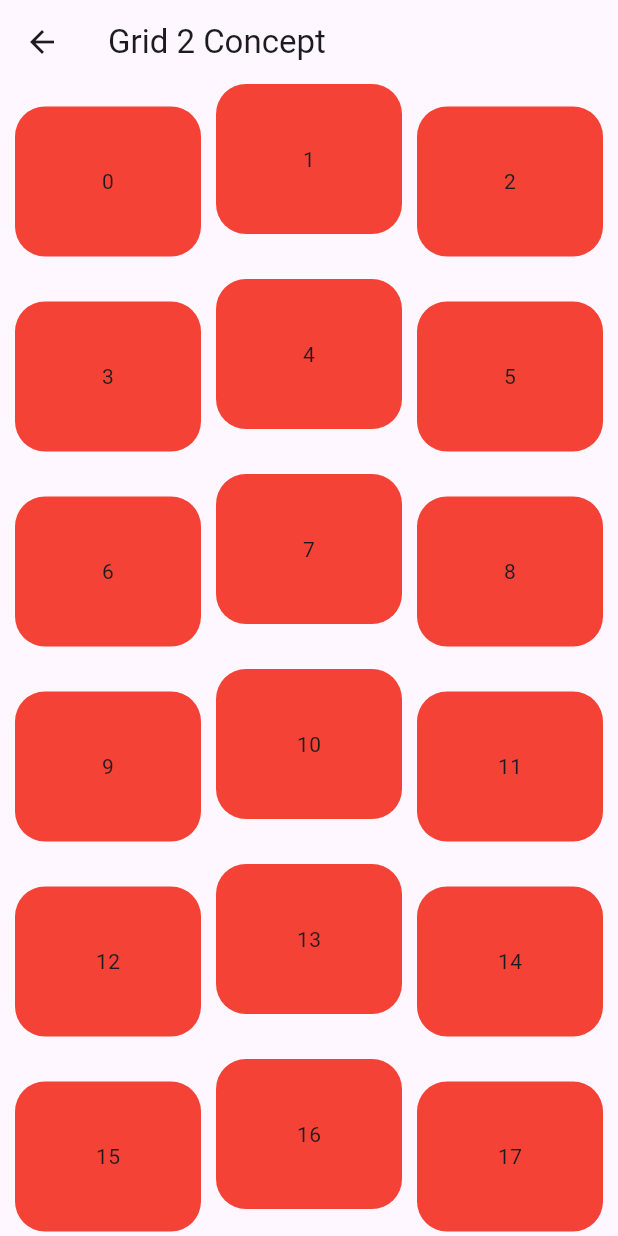
After one commit to DevAthete10/flutter_ux_ix, a Flutter app: the Grid2ConceptPage screen opened by its route, on a phone screen of 412 x 824 dp. The commit adds this screen. Run offline on Flutter 3.47's test engine with Material 3 defaults, Android fonts, the light colour scheme and no system bars; our stand-ins replace bloc, cloud_firestore, dio, firebase_core, fl_chart, flutter_bloc and 5 more; accounts and stored records are empty; generated files the repository leaves out were written again.

Commit message:
se agrego Grid a Material kit

```diff
--- a/lib/1.Presentation/pages/index_page.dart
+++ b/lib/1.Presentation/pages/index_page.dart
@@ -34,6 +34,8 @@ export 'package:flutter_full_ux_ix/1.Presentation/pages/material_kit/appbars/app
 export 'package:flutter_full_ux_ix/1.Presentation/pages/material_kit/dropdown/dropdown_1_concept.dart';
 export 'package:flutter_full_ux_ix/1.Presentation/pages/material_kit/navigatorbar/navigatorbar_1_concept.dart';
 export 'package:flutter_full_ux_ix/1.Presentation/pages/material_kit/navigatorbar/navigatorbar_2_concept.dart';
+export 'package:flutter_full_ux_ix/1.Presentation/pages/material_kit/grid/grid_1_concept_page.dart';
+export 'package:flutter_full_ux_ix/1.Presentation/pages/material_kit/grid/grid_2_concept_page.dart';
 
 // UI SCREEN
 export 'package:flutter_full_ux_ix/1.Presentation/pages/ui_screen/onboarding/onboarding_1_concept.dart';
--- a/lib/1.Presentation/pages/integration/isar/isar_page.dart
+++ b/lib/1.Presentation/pages/integration/isar/isar_page.dart
@@ -23,7 +23,7 @@ class _HttpPageState extends State<IsarPage> {
   Widget build(BuildContext context) {
     service.watchDB();
     return Scaffold(
-        appBar: AppBar(title: const Text("Todo SqFlite"),
+        appBar: AppBar(title: const Text("Notas Isar"),
         leading: IconButton(icon: const Icon(Icons.arrow_back),onPressed: () {
           Navigator.pop(context);
         },),
--- /dev/null
+++ b/lib/1.Presentation/pages/material_kit/grid/grid_2_concept_page.dart
@@ -0,0 +1,33 @@
+import 'package:flutter/material.dart';
+
+class Grid2ConceptPage extends StatelessWidget {
+  const Grid2ConceptPage({super.key});
+
+  @override
+  Widget build(BuildContext context) {
+    int posicion = 1;
+    return Scaffold(
+      appBar: AppBar(title: const Text("Grid 2 Concept"),),
+      body: Padding(
+        padding: const EdgeInsets.symmetric(horizontal: 10),
+        child: GridView.builder(
+          gridDelegate:const SliverGridDelegateWithFixedCrossAxisCount(
+            crossAxisCount: 3,
+            mainAxisExtent: 100,
+            mainAxisSpacing: 30,
+            crossAxisSpacing: 10),
+            itemCount: 21,
+            itemBuilder: (context, index) {
+               if(posicion < index){posicion = posicion+3;}
+              return Container(
+                decoration: BoxDecoration(
+                  color: Colors.red,
+                  borderRadius: BorderRadius.circular(20)
+                ),
+                transform: Matrix4.translationValues(0,(posicion != index) ?15:0, 0),
+                child: Center(child: Text("$index")),);
+            },  ),
+      ),
+    );
+  }
+}
--- a/lib/1.Presentation/routes/routes.dart
+++ b/lib/1.Presentation/routes/routes.dart
@@ -12,6 +12,8 @@ Map<String,Widget Function(BuildContext)> routes = {
   "dropdown_1_concept":(_) => const DropDown1ConceptPage(),
   "navigatorbar_1_concept":(_) => const NavigatorBar1ConceptPage(),
   "navigatorbar_2_concept":(_) => const NavigatorBar2ConceptPage(),
+  "grid_1_concept":(_) => const Grid1ConceptPage(),
+  "grid_2_concept":(_) => const Grid2ConceptPage(),
   // ----- ------
   // List Animation
   "drawer_animation":(_) => const DrawerAnimationPage(),
--- a/lib/db/dbPrueba.dart
+++ b/lib/db/dbPrueba.dart
@@ -221,6 +221,23 @@
         },
       ]
     },
+    {
+      "nombre":"Grid",
+      "route_app":"list_item",
+      "url_image":"",
+      "ejemplos":[
+        {
+          "nombre":"Concept 1",
+          "route_app":"grid_1_concept",
+           "url_image":""
+        },
+        {
+          "nombre":"Concept 2",
+          "route_app":"grid_2_concept",
+           "url_image":""
+        },
+      ]
+    },
 
   ];
 
```
Also changed, not shown: lib/1.Presentation/pages/material_kit/grid/grid_1_concept_page.dart (added, +31 -0 lines).
